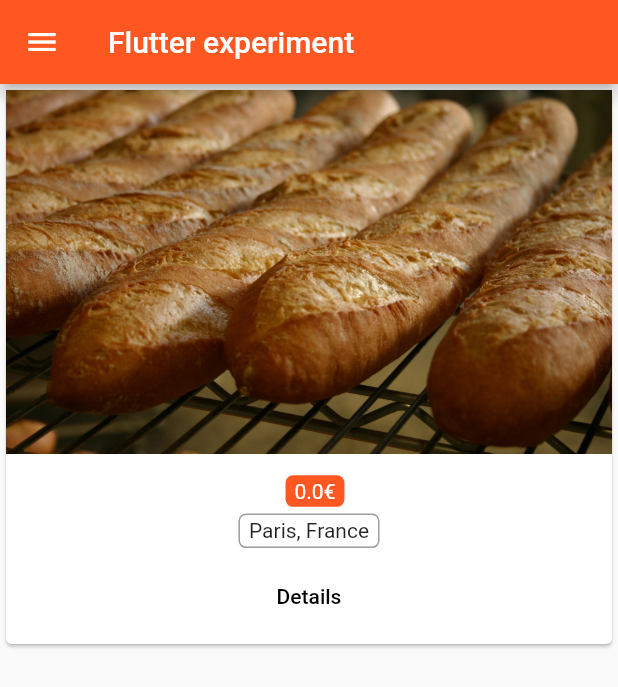
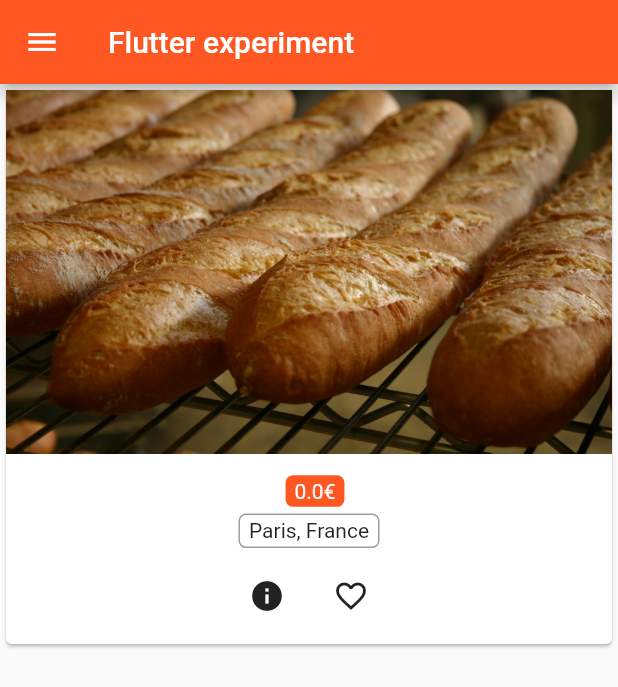
Before and after one commit to ArthurChrm/flutter_experiment, a Flutter app: the ItemAdminPage screen opened by its route, after a tap on "Save", on a phone screen of 412 x 824 dp. Shown: the top 687 px of the screen. Run offline on Flutter 3.47's test engine with Material 2 defaults, Android fonts, the phone set to English and light mode, and no system bars.

Commit message:
Add IconButtons

```diff
--- a/lib/items.dart
+++ b/lib/items.dart
@@ -64,12 +64,16 @@ class Items extends StatelessWidget {
           ButtonBar(
             alignment: MainAxisAlignment.center,
             children: <Widget>[
-              FlatButton(
-                child: Text('Details'),
+              IconButton(
+                icon: Icon(Icons.info),
                 onPressed: () {
                   Navigator.pushNamed<bool>(
                       context, '/item/' + index.toString());
                 },
+              ),
+              IconButton(
+                icon: Icon(Icons.favorite_border),
+                onPressed: () {},
               )
             ],
           )
--- a/lib/pages/item_admin.dart
+++ b/lib/pages/item_admin.dart
@@ -37,6 +37,7 @@ class ItemAdminPage extends StatelessWidget {
                 title: Text('Choose'),
               ),
               ListTile(
+                leading: Icon(Icons.shop),
                 title: Text('All items'),
                 onTap: () {
                   Navigator.pushReplacementNamed(context, '/');
```
